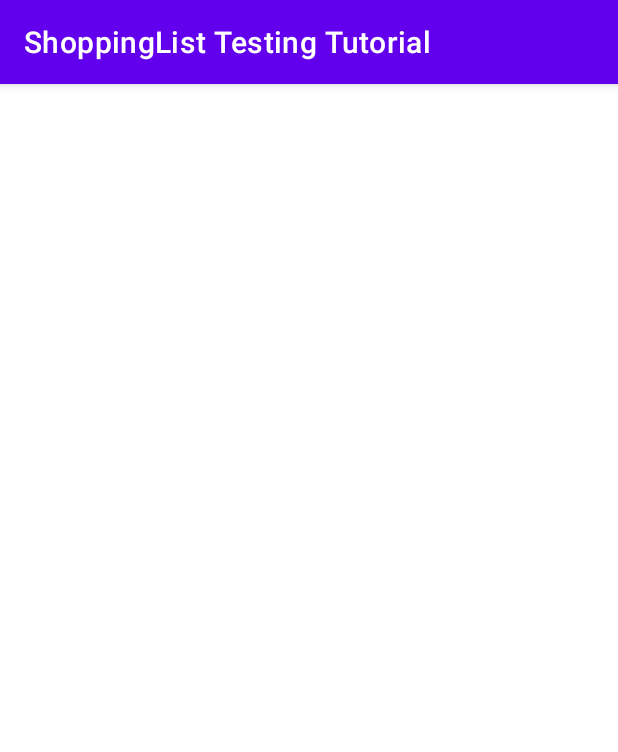
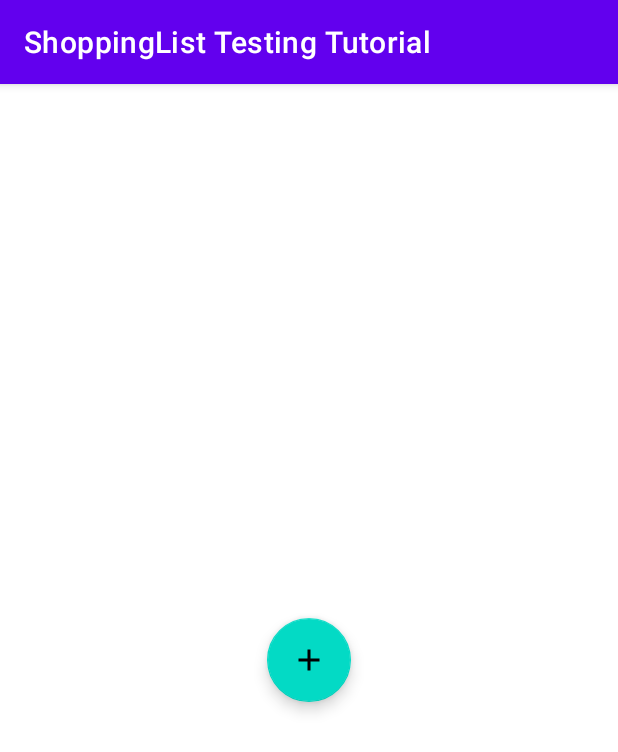
Before and after one commit to Mafe0394/shopping_list_testing_tutorial, an Android app: the screen it shows after launch (MainActivity), on a phone screen of 412 x 824 dp. Shown: the top 752 px of the screen. Run offline under Robolectric (Android 15) with nearby library versions, the phone set to English and light mode, and no system bars; our stand-ins replace Dagger/Hilt's generated code.

Commit message:
small updates

```diff
--- a/app/src/main/java/com/projects/shoppinglisttestingtutorial/ui/MainActivity.kt
+++ b/app/src/main/java/com/projects/shoppinglisttestingtutorial/ui/MainActivity.kt
@@ -3,7 +3,9 @@ package com.projects.shoppinglisttestingtutorial.ui
 import androidx.appcompat.app.AppCompatActivity
 import android.os.Bundle
 import com.projects.shoppinglisttestingtutorial.R
+import dagger.hilt.android.AndroidEntryPoint
 
+@AndroidEntryPoint
 class MainActivity : AppCompatActivity() {
     override fun onCreate(savedInstanceState: Bundle?) {
         super.onCreate(savedInstanceState)
--- a/app/src/main/res/layout/activity_main.xml
+++ b/app/src/main/res/layout/activity_main.xml
@@ -8,6 +8,7 @@
     tools:context=".ui.MainActivity">
 
     <androidx.fragment.app.FragmentContainerView
+        android:id="@+id/nav_host_fragment_container"
         android:name="androidx.navigation.fragment.NavHostFragment"
         android:layout_width="wrap_content"
         android:layout_height="wrap_content"
```
